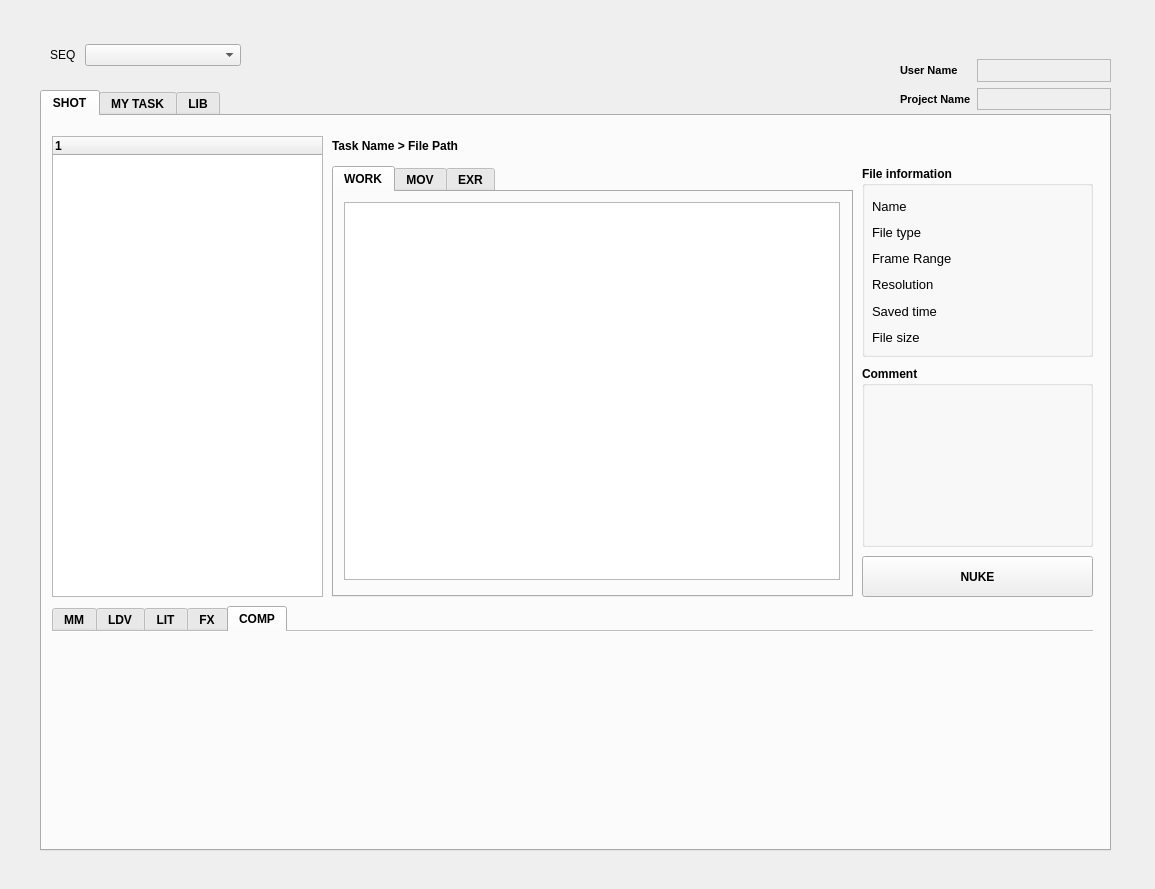
Above: pipeline/scripts/loader/main_window_v002.ui from UiChul/yummy before the change. Below: the same form after it.
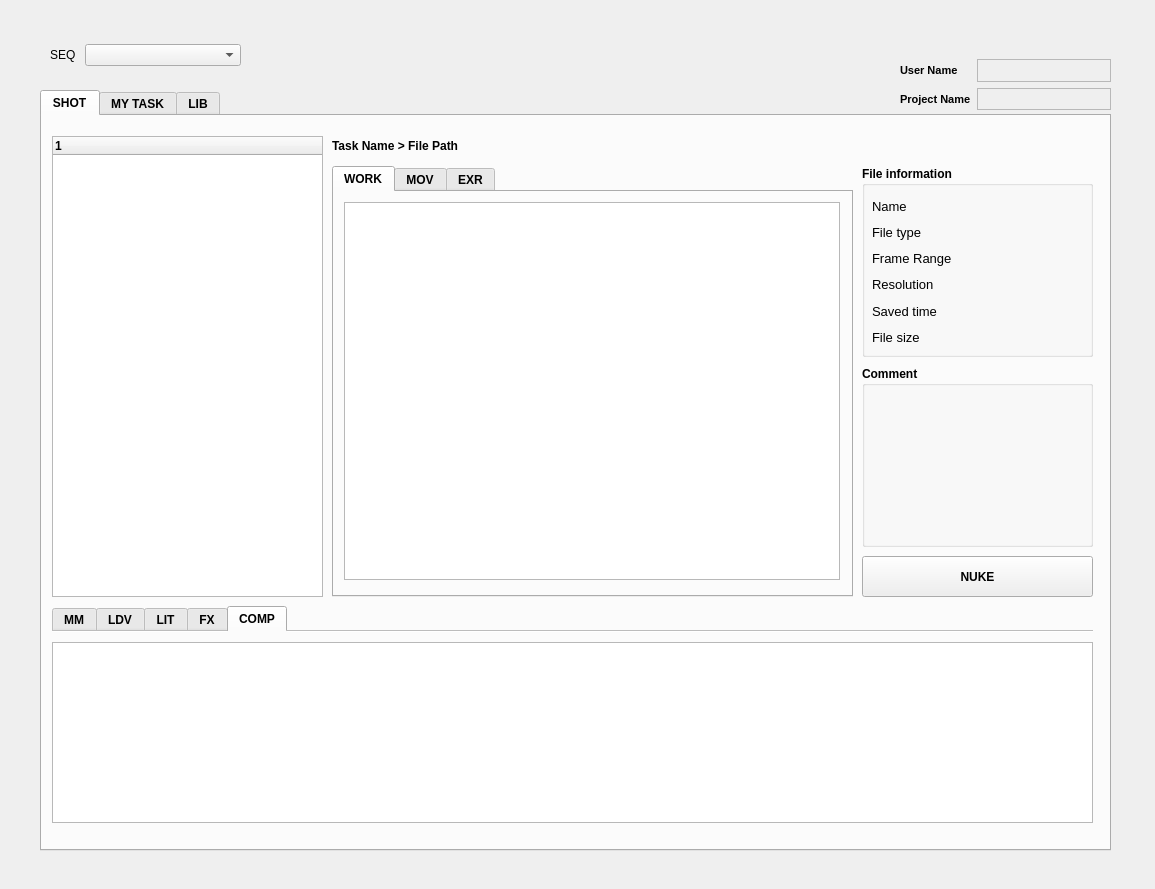
That is the form after the change. The open tabs and pages were chosen to show the change.

Diff of the .ui file:
```diff
--- a/pipeline/scripts/loader/main_window_v002.ui
+++ b/pipeline/scripts/loader/main_window_v002.ui
@@ -236,6 +236,16 @@
       <attribute name="title">
        <string>COMP</string>
       </attribute>
+      <widget class="QTableWidget" name="tableWidget_shot_comp">
+       <property name="geometry">
+        <rect>
+         <x>0</x>
+         <y>10</y>
+         <width>1041</width>
+         <height>181</height>
+        </rect>
+       </property>
+      </widget>
      </widget>
     </widget>
     <widget class="QGroupBox" name="groupBox_shot_file_info">
```
Left out of the diff: 106 changed lines with no effect on the pictures.
